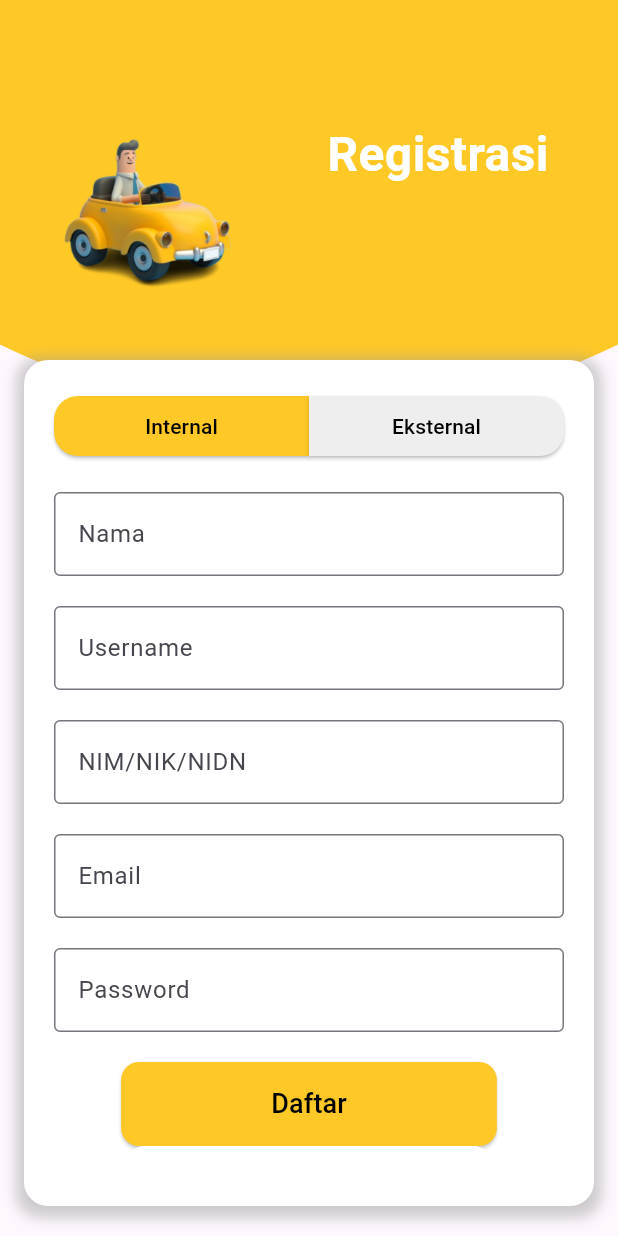
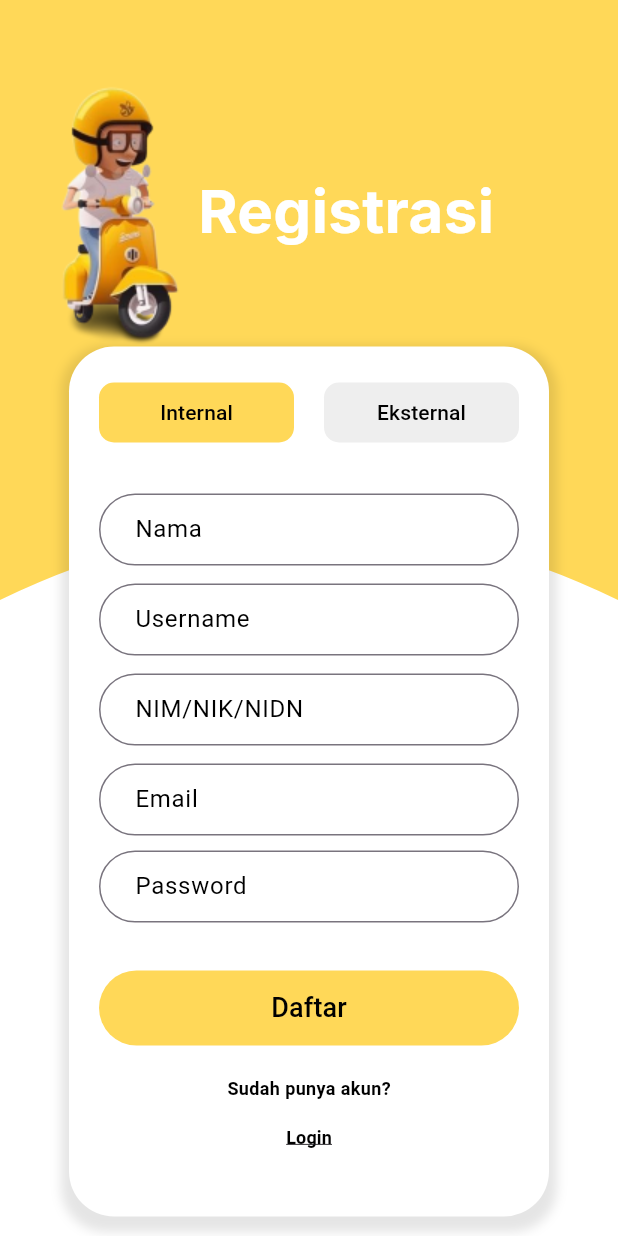
Before and after one commit to rian1504/ParkQuest-Parkir-Gamifikasi, a Flutter app: the Daftar screen opened by its route, on a phone screen of 412 x 824 dp. Run offline on Flutter 3.47's test engine with Material 3 defaults, Android fonts, the light colour scheme and no system bars; our stand-ins replace google_fonts.

Commit message:
Revisi halaman awal dan halaman registrasi

```diff
--- a/lib/pages/daftar.dart
+++ b/lib/pages/daftar.dart
@@ -1,4 +1,5 @@
 import 'package:flutter/material.dart';
+import 'package:google_fonts/google_fonts.dart';
 
 class Daftar extends StatelessWidget {
   const Daftar({super.key});
@@ -6,95 +7,89 @@ class Daftar extends StatelessWidget {
   @override
   Widget build(BuildContext context) {
     return Scaffold(
+      backgroundColor: Colors.white,
       body: Stack(
         children: [
-          // Curved yellow background
           ClipPath(
-            clipper: CurveClipper(),
+            clipper: RoundedClipper(),
             child: Container(
-              color: const Color(0xFFFEC827),
-              height: MediaQuery.of(context).size.height * 0.4,
+              height: 500,
+              decoration: BoxDecoration(color: Color(0xFFFFD858)),
             ),
           ),
-          // Main content
-          Padding(
-            padding: const EdgeInsets.symmetric(horizontal: 16.0),
+          SingleChildScrollView(
+            child: Padding(
+              padding: const EdgeInsets.symmetric(horizontal: 10),
               child: Column(
                 children: [
-                const SizedBox(height: 80),
-                // Image and "Registrasi" title
+                  const SizedBox(height: 50),
                   Row(
-                  crossAxisAlignment: CrossAxisAlignment.start,
                     children: [
+                      // Gambar Registrasi
+                      Padding(padding: EdgeInsets.only(left: 25)),
                       Image.asset(
-                      "assets/img/image 16.png", // Replace with your asset path
-                      height: 120,
+                        "assets/img/register.png",
+                        height: 181,
                       ),
-                    const Spacer(),
-                    const Text(
+                      // Text Registrasi
+                      Padding(padding: EdgeInsets.only(left: 10)),
+                      Text(
                         'Registrasi',
-                      style: TextStyle(
-                        fontSize: 32,
-                        color: Colors.white,
-                        fontWeight: FontWeight.bold,
-                      ),
-                    ),
-                    const Spacer(),
-                  ],
-                ),
-                const SizedBox(height: 40),
-                // Form container with rounded corners
-                Container(
-                  padding: const EdgeInsets.all(20),
-                  decoration: BoxDecoration(
-                    color: Colors.white,
-                    borderRadius: BorderRadius.circular(16),
-                    boxShadow: [
-                      BoxShadow(
-                        color: Colors.grey.withOpacity(0.5),
-                        spreadRadius: 5,
-                        blurRadius: 7,
-                        offset: const Offset(0, 3),
+                        style: GoogleFonts.inter(
+                            fontSize: 40,
+                            color: Color(0xffffffff),
+                            fontWeight: FontWeight.bold),
                       ),
                     ],
                   ),
-                  child: Column(
-                    children: [
-                      // Toggle buttons for Internal and Eksternal
+                  // Card
+                  Container(
+                    padding: EdgeInsets.all(20),
+                    width: 320,
+                    height: 580,
+                    decoration: BoxDecoration(
+                      color: Colors.white,
+                      borderRadius: BorderRadius.circular(30),
+                      boxShadow: [
+                        BoxShadow(
+                            color: Colors.black.withOpacity(0.1),
+                            spreadRadius: 5,
+                            blurRadius: 5,
+                            offset: const Offset(0, 5)),
+                      ],
+                    ),
+                    child: Column(children: [
                       Row(
                         children: [
+                          // Internal
                           Expanded(
-                            child: ElevatedButton(
-                              onPressed: () {
-                                // Handle Internal form logic
-                              },
-                              style: ElevatedButton.styleFrom(
-                                backgroundColor: const Color(0xFFFEC827),
-                                shape: const RoundedRectangleBorder(
-                                  borderRadius: BorderRadius.only(
-                                    topLeft: Radius.circular(16),
-                                    bottomLeft: Radius.circular(16),
+                            child: TextButton(
+                              onPressed: () {},
+                              style: TextButton.styleFrom(
+                                backgroundColor: Color(0xFFFFD858),
+                                shape: RoundedRectangleBorder(
+                                  borderRadius:
+                                      BorderRadius.all(Radius.circular(10)),
                                   ),
                                 ),
-                              ),
-                              child: const Text(
+                              child: Text(
                                 'Internal',
                                 style: TextStyle(color: Colors.black),
                               ),
                             ),
                           ),
+                          SizedBox(width: 20),
+                          // Eksternal
                           Expanded(
-                            child: ElevatedButton(
+                            child: TextButton(
                               onPressed: () {
-                                // Handle Eksternal form logic
+                                // Eksternal
                               },
-                              style: ElevatedButton.styleFrom(
+                              style: TextButton.styleFrom(
                                 backgroundColor: Colors.grey[200],
                                 shape: const RoundedRectangleBorder(
-                                  borderRadius: BorderRadius.only(
-                                    topRight: Radius.circular(16),
-                                    bottomRight: Radius.circular(16),
-                                  ),
+                                  borderRadius:
+                                      BorderRadius.all(Radius.circular(10)),
                                 ),
                               ),
                               child: const Text(
@@ -105,55 +100,125 @@ class Daftar extends StatelessWidget {
                           ),
                         ],
                       ),
-                      const SizedBox(height: 20),
-                      // Form fields
-                      const TextField(
+                      // Form Fields
+                      SizedBox(height: 30),
+                      SizedBox(
+                        height: 50,
+                        child: TextFormField(
                           decoration: InputDecoration(
-                          labelText: 'Nama',
-                          border: OutlineInputBorder(),
+                              labelText: "Nama",
+                              labelStyle: TextStyle(color: Colors.black),
+                              contentPadding:
+                                  EdgeInsets.symmetric(horizontal: 20),
+                              border: OutlineInputBorder(
+                                borderRadius: BorderRadius.all(
+                                  Radius.circular(50),
                                 ),
                               ),
-                      const SizedBox(height: 20),
-                      const TextField(
-                        decoration: InputDecoration(
-                          labelText: 'Username',
-                          border: OutlineInputBorder(),
+                              focusedBorder: OutlineInputBorder(
+                                borderSide: BorderSide(color: Colors.black),
+                                borderRadius:
+                                    BorderRadius.all(Radius.circular(50)),
+                              )),
                         ),
                       ),
-                      const SizedBox(height: 20),
-                      const TextField(
+                      SizedBox(height: 10),
+                      SizedBox(
+                        height: 50,
+                        child: TextFormField(
                           decoration: InputDecoration(
-                          labelText: 'NIM/NIK/NIDN',
-                          border: OutlineInputBorder(),
+                              labelText: "Username",
+                              labelStyle: TextStyle(color: Colors.black),
+                              contentPadding:
+                                  EdgeInsets.symmetric(horizontal: 20),
+                              border: OutlineInputBorder(
+                                borderRadius: BorderRadius.all(
+                                  Radius.circular(50),
                                 ),
                               ),
-                      const SizedBox(height: 20),
-                      const TextField(
-                        decoration: InputDecoration(
-                          labelText: 'Email',
-                          border: OutlineInputBorder(),
+                              focusedBorder: OutlineInputBorder(
+                                borderSide: BorderSide(color: Colors.black),
+                                borderRadius:
+                                    BorderRadius.all(Radius.circular(50)),
+                              )),
                         ),
                       ),
-                      const SizedBox(height: 20),
-                      const TextField(
+                      SizedBox(height: 10),
+                      SizedBox(
+                        height: 50,
+                        child: TextFormField(
                           decoration: InputDecoration(
-                          labelText: 'Password',
-                          border: OutlineInputBorder(),
+                              labelText: "NIM/NIK/NIDN",
+                              labelStyle: TextStyle(color: Colors.black),
+                              contentPadding:
+                                  EdgeInsets.symmetric(horizontal: 20),
+                              border: OutlineInputBorder(
+                                borderRadius: BorderRadius.all(
+                                  Radius.circular(50),
                                 ),
-                        obscureText: true,
                               ),
-                      const SizedBox(height: 20),
-                      // Submit button
-                      ElevatedButton(
+                              focusedBorder: OutlineInputBorder(
+                                borderSide: BorderSide(color: Colors.black),
+                                borderRadius:
+                                    BorderRadius.all(Radius.circular(50)),
+                              )),
+                        ),
+                      ),
+                      SizedBox(height: 10),
+                      SizedBox(
+                        child: TextFormField(
+                          decoration: InputDecoration(
+                              labelText: "Email",
+                              labelStyle: TextStyle(color: Colors.black),
+                              contentPadding:
+                                  EdgeInsets.symmetric(horizontal: 20),
+                              border: OutlineInputBorder(
+                                borderRadius: BorderRadius.all(
+                                  Radius.circular(50),
+                                ),
+                              ),
+                              focusedBorder: OutlineInputBorder(
+                                borderSide: BorderSide(color: Colors.black),
+                                borderRadius:
+                                    BorderRadius.all(Radius.circular(50)),
+                              )),
+                        ),
+                      ),
+                      SizedBox(height: 10),
+                      SizedBox(
+                        height: 50,
+                        child: TextFormField(
+                          decoration: InputDecoration(
+                              labelText: "Password",
+                              labelStyle: TextStyle(color: Colors.black),
+                              contentPadding:
+                                  EdgeInsets.symmetric(horizontal: 20),
+                              border: OutlineInputBorder(
+                                borderRadius: BorderRadius.all(
+                                  Radius.circular(50),
+                                ),
+                              ),
+                              focusedBorder: OutlineInputBorder(
+                                borderSide: BorderSide(color: Colors.black),
+                                borderRadius:
+                                    BorderRadius.all(Radius.circular(50)),
+                              )),
+                        ),
+                      ),
+                      // Submit Button
+                      SizedBox(height: 30),
+                      SizedBox(
+                        height: 50,
+                        width: 500,
+                        child: TextButton(
                           onPressed: () {
                             // Handle submit action
                           },
-                        style: ElevatedButton.styleFrom(
-                          backgroundColor: const Color(0xFFFEC827),
-                          padding: const EdgeInsets.symmetric(
-                              horizontal: 100, vertical: 15),
+                          style: TextButton.styleFrom(
+                            backgroundColor: const Color(0xFFFFD858),
+                            padding: EdgeInsets.symmetric(vertical: 10),
                             shape: RoundedRectangleBorder(
-                            borderRadius: BorderRadius.circular(12),
+                              borderRadius: BorderRadius.circular(50),
                             ),
                           ),
                           child: const Text(
@@ -161,36 +226,32 @@ class Daftar extends StatelessWidget {
                             style: TextStyle(fontSize: 18, color: Colors.black),
                           ),
                         ),
-                      Container(
-                        width: 240,
-                        height: 20,
-                        child: TextButton(
-                          style: TextButton.styleFrom(
-                            backgroundColor: Colors.white,
-                            shape: RoundedRectangleBorder(
-                              borderRadius: BorderRadius.circular(12),
                       ),
+                      SizedBox(height: 20),
+                      Text('Sudah punya akun?',
+                          style: TextStyle(
+                              color: Colors.black,
+                              fontSize: 12,
+                              fontWeight: FontWeight.bold)
                         ),
+                      TextButton(
                         onPressed: () {
-                            Navigator.pushNamed(context, '/daftar');
+                          Navigator.pushNamed(context, '/login');
                         },
                         child: Text(
-                            'Sudah punya akun?',
-                            semanticsLabel: 'Login',
+                          'Login',
                             style: TextStyle(
                                 color: Colors.black,
-                                fontSize: 15,
-                                fontWeight: FontWeight.w700,
-                                decoration: TextDecoration.underline),
-                          ),
-                        ),
-                      ),
+                                fontSize: 12,
+                                fontWeight: FontWeight.bold,
+                                decoration: TextDecoration.underline)),
+                      )
+                    ]),
+                  )
                 ],
               ),
             ),
-              ],
-            ),
-          ),
+          )
         ],
       ),
     );
@@ -198,18 +259,20 @@ class Daftar extends StatelessWidget {
 }
 
 // Custom clipper for the curved background
-class CurveClipper extends CustomClipper<Path> {
+class RoundedClipper extends CustomClipper<Path> {
   @override
   Path getClip(Size size) {
-    var path = Path();
-    path.lineTo(0.0, size.height - 100); // Start at the bottom-left
+    Path path = Path();
 
-    var firstControlPoint = Offset(size.width / 2, size.height);
+    path.lineTo(0.0, size.height - 100);
+
+    var firstControlPoint = Offset(size.width / 2, size.height - 200);
     var firstEndPoint = Offset(size.width, size.height - 100);
 
     path.quadraticBezierTo(firstControlPoint.dx, firstControlPoint.dy,
         firstEndPoint.dx, firstEndPoint.dy);
 
+    path.lineTo(size.width, size.height);
     path.lineTo(size.width, 0.0);
     path.lineTo(0.0, 0.0);
     path.close();
--- a/lib/pages/halaman_awal.dart
+++ b/lib/pages/halaman_awal.dart
@@ -23,9 +23,8 @@ class _HalamanAwalState extends State<HalamanAwal> {
           ),
           // Full yellow background for the top part including the wave
           Container(
-            color: Color(0xFFFEC827), // Yellow background
-            height: MediaQuery.of(context).size.height -
-                180, // Exclude the bottom part
+            color: Color(0xFFFFD858), // Yellow background
+            height: MediaQuery.of(context).size.height - 180, // Exclude the bottom part
           ),
           // The wave between the yellow top and the white bottom
           Align(
--- a/pubspec.yaml
+++ b/pubspec.yaml
@@ -34,7 +34,7 @@ dependencies:
   # The following adds the Cupertino Icons font to your application.
   # Use with the CupertinoIcons class for iOS style icons.
   cupertino_icons: ^1.0.8
-  # google_fonts: ^6.2.1
+  google_fonts: ^6.2.1
 
 dev_dependencies:
   flutter_test:
```
Also changed, not shown: assets/img/RegisterPicture.png (deleted), assets/img/login.png (renamed from assets/img/image 16.png), assets/img/register.png (added), pubspec.lock, 1 other file. Lines whose indentation alone changed are shown as unchanged.
